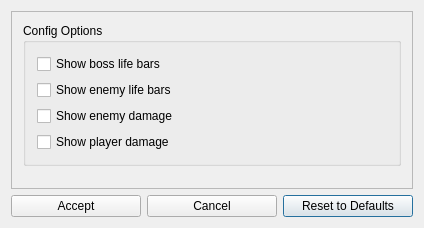
This is randovania/gui/ui_files/dread_cosmetic_patches_dialog.ui in randovania/randovania as Qt 5 draws it before an edit. The edited form follows.
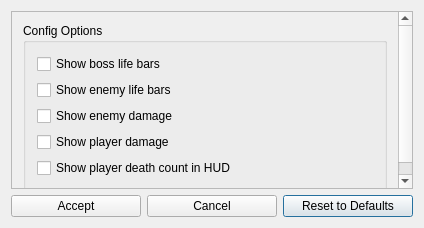
This is the edited form.

Commit message: Add cosmetic toggle for Death Counter feature in ODR

What changed in the file:
```diff
--- a/randovania/gui/ui_files/dread_cosmetic_patches_dialog.ui
+++ b/randovania/gui/ui_files/dread_cosmetic_patches_dialog.ui
@@ -84,6 +84,13 @@
             </property>
            </widget>
           </item>
+          <item>
+           <widget class="QCheckBox" name="show_death_counter">
+            <property name="text">
+             <string>Show player death count in HUD</string>
+            </property>
+           </widget>
+          </item>
          </layout>
         </widget>
        </item>
```
The commit also changes 3 other files.
